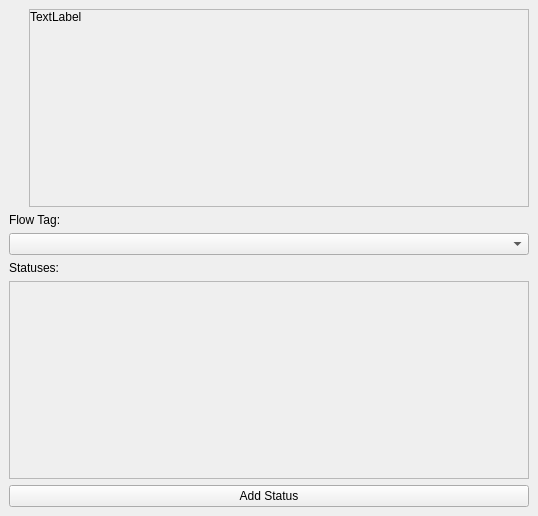
TheCodingJsoftware/Invigo, file ui/edit_statuses_dialog.ui: the form before one commit.
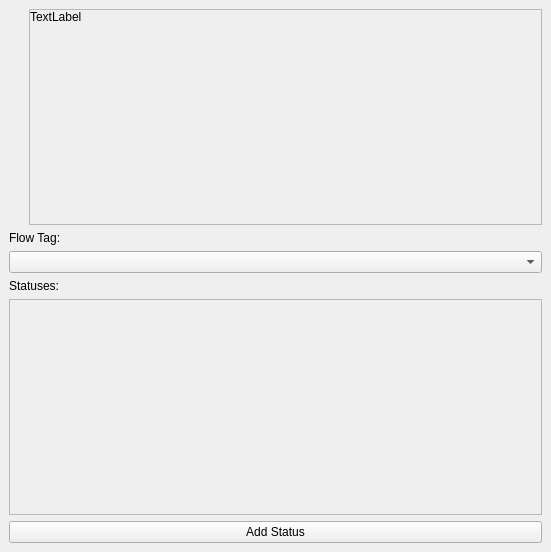
The form after the commit.

```diff
--- a/ui/edit_statuses_dialog.ui
+++ b/ui/edit_statuses_dialog.ui
@@ -6,8 +6,8 @@
    <rect>
     <x>0</x>
     <y>0</y>
-    <width>538</width>
-    <height>516</height>
+    <width>551</width>
+    <height>552</height>
    </rect>
   </property>
   <property name="windowTitle">
@@ -112,8 +112,8 @@
               <rect>
                <x>0</x>
                <y>0</y>
-               <width>488</width>
-               <height>196</height>
+               <width>501</width>
+               <height>219</height>
               </rect>
              </property>
              <layout class="QVBoxLayout" name="verticalLayout_4">
@@ -187,8 +187,8 @@
             <rect>
              <x>0</x>
              <y>0</y>
-             <width>518</width>
-             <height>197</height>
+             <width>531</width>
+             <height>221</height>
             </rect>
            </property>
            <layout class="QVBoxLayout" name="verticalLayout_5">
```
